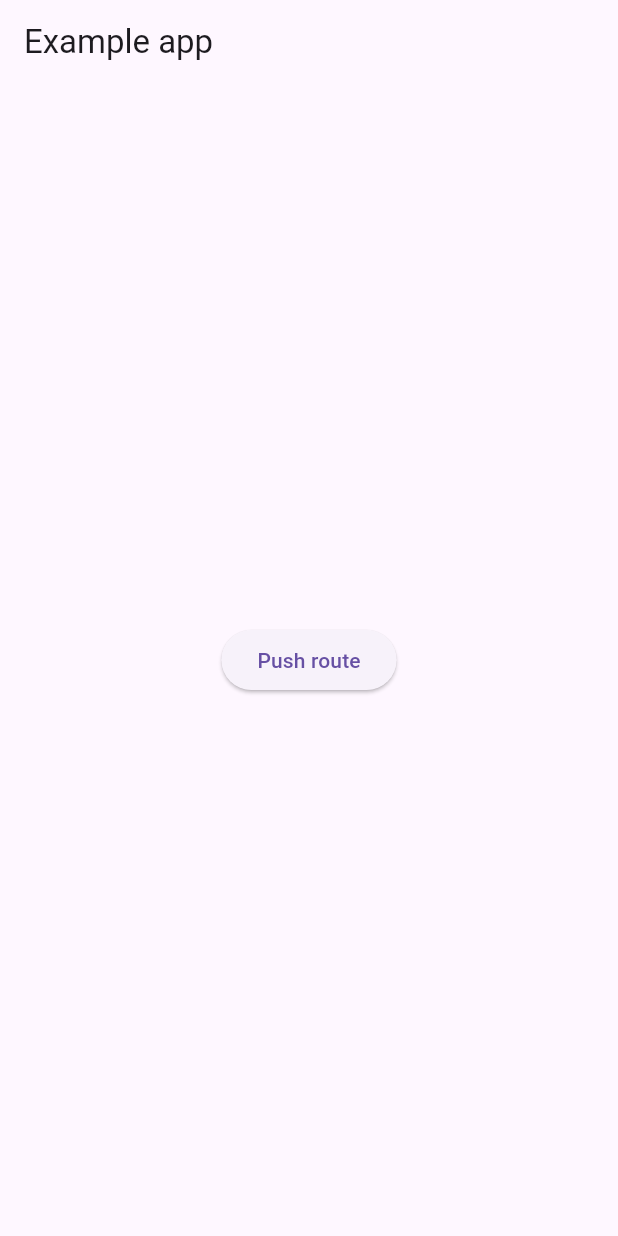
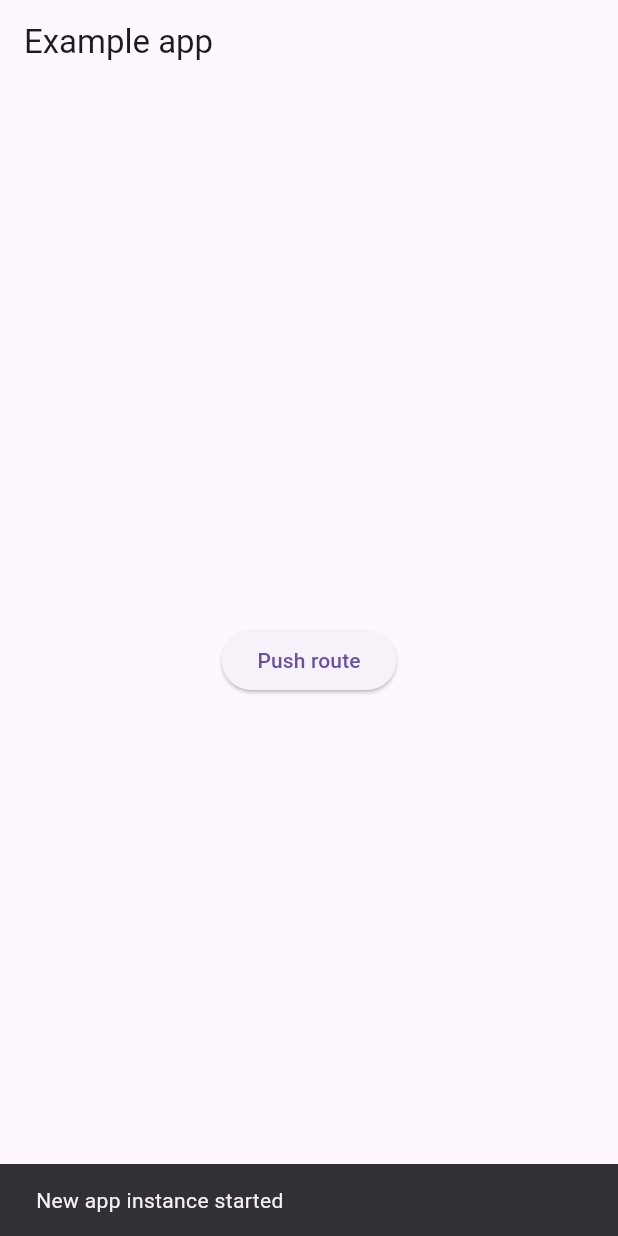
Before and after one commit to JonathanPeterCole/flutter-system-back-confirmation, a Flutter app: the first screen one second after launch, on a phone screen of 412 x 824 dp. Run offline on Flutter 3.47's test engine with Material 3 defaults, Android fonts, the phone set to English and light mode, and no system bars; our stand-ins replace plugin_platform_interface.

Commit message:
Update example app to provide feedback when a new app instance is started

```diff
--- a/example/lib/main.dart
+++ b/example/lib/main.dart
@@ -2,6 +2,8 @@ import 'package:flutter/material.dart';
 import 'package:flutter/services.dart';
 
 import 'package:system_back_confirmation/system_back_confirmation.dart';
+import 'package:system_back_confirmation_example/src/demo_page.dart';
+import 'package:system_back_confirmation_example/src/new_instance_notifier.dart';
 
 void main() {
   WidgetsFlutterBinding.ensureInitialized();
@@ -15,30 +17,12 @@ class ExampleApp extends StatelessWidget {
   @override
   Widget build(BuildContext context) {
     return MaterialApp(
-      builder: (context, child) => SystemBackConfirmation(child: child!),
+      builder: (context, child) => SystemBackConfirmation(
+        child: NewInstanceNotifier(
+          child: child!,
+        ),
+      ),
       home: const DemoPage(),
     );
   }
 }
-
-class DemoPage extends StatelessWidget {
-  const DemoPage({super.key});
-
-  @override
-  Widget build(BuildContext context) {
-    return Scaffold(
-      appBar: AppBar(
-        title: const Text('Example app'),
-      ),
-      body: Center(
-        child: ElevatedButton(
-          child: const Text('Push route'),
-          onPressed: () => Navigator.push(
-            context,
-            MaterialPageRoute(builder: (_) => const DemoPage()),
-          ),
-        ),
-      ),
-    );
-  }
-}
--- /dev/null
+++ b/example/lib/src/demo_page.dart
@@ -0,0 +1,23 @@
+import 'package:flutter/material.dart';
+
+class DemoPage extends StatelessWidget {
+  const DemoPage({super.key});
+
+  @override
+  Widget build(BuildContext context) {
+    return Scaffold(
+      appBar: AppBar(
+        title: const Text('Example app'),
+      ),
+      body: Center(
+        child: ElevatedButton(
+          child: const Text('Push route'),
+          onPressed: () => Navigator.push(
+            context,
+            MaterialPageRoute(builder: (_) => const DemoPage()),
+          ),
+        ),
+      ),
+    );
+  }
+}
--- /dev/null
+++ b/example/lib/src/new_instance_notifier.dart
@@ -0,0 +1,37 @@
+import 'package:flutter/material.dart';
+import 'package:flutter/services.dart';
+
+/// Displays a SnackBar and provides haptic feedback when a new app instance
+/// is started, indicating that the state has been lost.
+class NewInstanceNotifier extends StatefulWidget {
+  const NewInstanceNotifier({super.key, required this.child});
+
+  final Widget child;
+
+  @override
+  State<NewInstanceNotifier> createState() => _NewInstanceNotifierState();
+}
+
+class _NewInstanceNotifierState extends State<NewInstanceNotifier> {
+  bool hasNotified = false;
+
+  @override
+  void didChangeDependencies() {
+    super.didChangeDependencies();
+    if (!hasNotified) {
+      hasNotified = true;
+      ScaffoldMessenger.of(context).showSnackBar(
+        const SnackBar(content: Text('New app instance started')),
+      );
+      Future(() async {
+        for (int i = 0; i < 3; i++) {
+          await Future.delayed(const Duration(milliseconds: 200));
+          await HapticFeedback.vibrate();
+        }
+      });
+    }
+  }
+
+  @override
+  Widget build(BuildContext context) => widget.child;
+}
```
